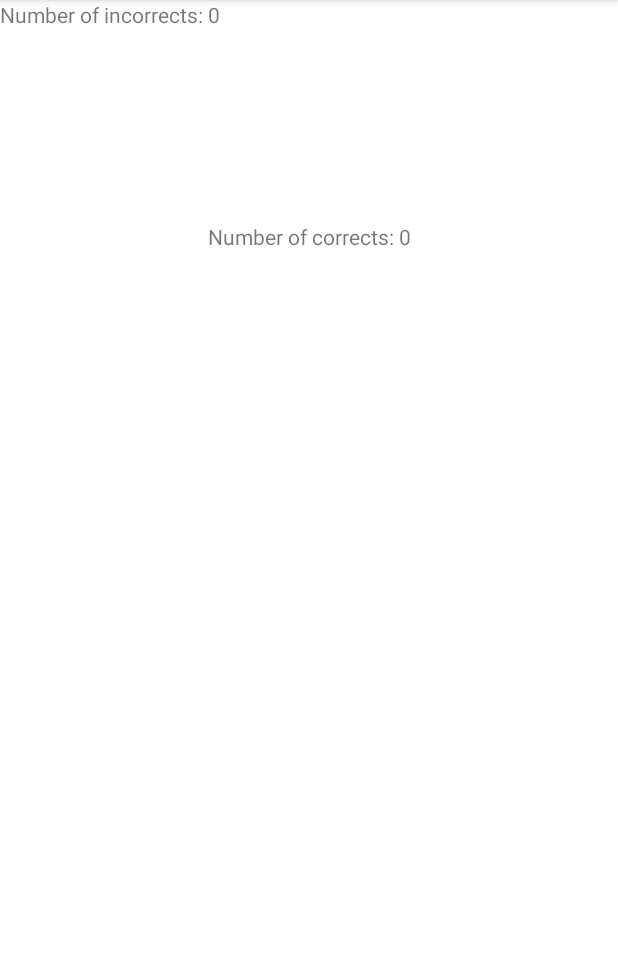
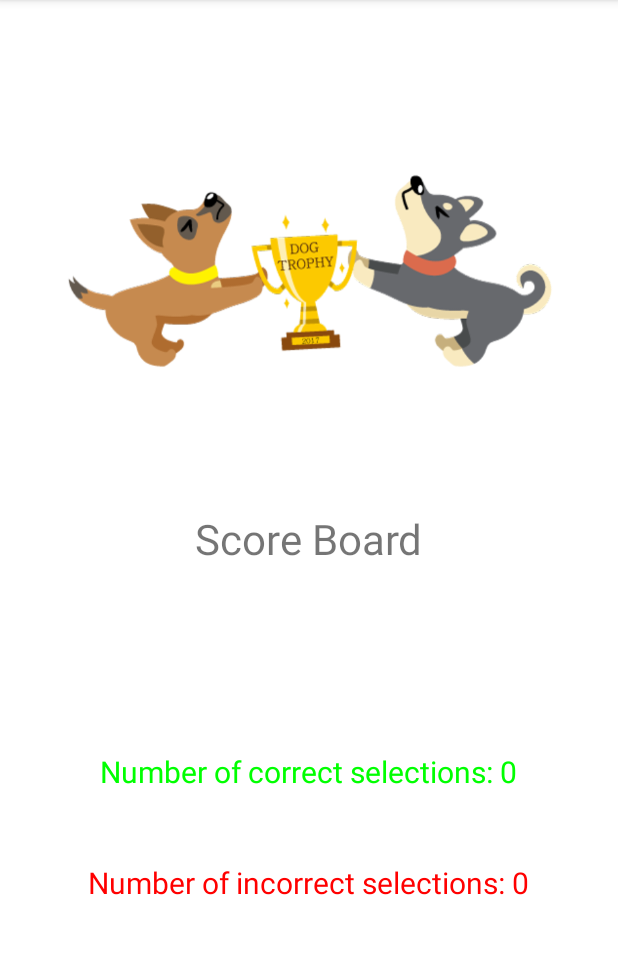
Before and after one commit to shemil076/Dog-Breed-App, an Android app: the SecondActivity screen opened directly, with no data from a screen before it, on a phone screen of 412 x 824 dp, the part 84-1038 px from its top. Run offline under Robolectric (Android 15) with nearby library versions, the phone set to English and light mode, and no system bars.

Commit message:
95% done in second activity

```diff
--- a/app/src/main/java/com/example/dogbreedapp/MainActivity.kt
+++ b/app/src/main/java/com/example/dogbreedapp/MainActivity.kt
@@ -83,7 +83,7 @@ class MainActivity : AppCompatActivity() {
         val result = findViewById<TextView>(R.id.lbl_result)
         val nextDogBtn = findViewById<Button>(R.id.btn_next)
         val finishBtn = findViewById<Button>(R.id.btnFinish)
-
+        val dogs = findViewById<ImageView>(R.id.dogs)
         loadDogs(lblMain, image1, image2, image3, lblRound, result)
 
         nextDogBtn.setOnClickListener {
@@ -115,6 +115,8 @@ class MainActivity : AppCompatActivity() {
             Toast.makeText(this, "Moving on...", Toast.LENGTH_SHORT).show()
             startActivity(secondActivityIntent)
         }
+
+        dogs.setImageResource(R.drawable.dogs)
 
     }
 
--- a/app/src/main/java/com/example/dogbreedapp/SecondActivity.kt
+++ b/app/src/main/java/com/example/dogbreedapp/SecondActivity.kt
@@ -1,7 +1,10 @@
 package com.example.dogbreedapp
 
+import android.graphics.Color
+import android.media.Image
 import androidx.appcompat.app.AppCompatActivity
 import android.os.Bundle
+import android.widget.ImageView
 import android.widget.TextView
 
 class SecondActivity : AppCompatActivity() {
@@ -15,9 +18,16 @@ class SecondActivity : AppCompatActivity() {
         var correctCount = intent.getIntExtra("correct",0)
         var incorrectCount = intent.getIntExtra("wrong",0)
 
-        displayCorrect.text = "Number of corrects: " + correctCount.toString()
-        displayWrong.text = "Number of incorrects: " + incorrectCount.toString()
+        var trophy = findViewById<ImageView>(R.id.trophy)
+        trophy.setImageResource(R.drawable.trophy)
 
 
+
+        displayCorrect.text = "Number of correct selections: " + correctCount.toString()
+        displayCorrect.setTextColor(Color.GREEN)
+
+        displayWrong.text = "Number of incorrect selections: " + incorrectCount.toString()
+
+        displayWrong.setTextColor(Color.RED)
     }
 }
--- a/app/src/main/res/layout/activity_main.xml
+++ b/app/src/main/res/layout/activity_main.xml
@@ -46,7 +46,7 @@
         android:layout_width="wrap_content"
         android:layout_height="wrap_content"
         android:text="@string/lbl_main"
-        android:textSize="20sp"
+        android:textSize="22sp"
         app:layout_constraintBottom_toBottomOf="parent"
         app:layout_constraintEnd_toEndOf="parent"
         app:layout_constraintHorizontal_bias="0.497"
@@ -72,7 +72,7 @@
         android:id="@+id/lbl_result"
         android:layout_width="wrap_content"
         android:layout_height="wrap_content"
-        android:layout_marginBottom="248dp"
+        android:layout_marginBottom="296dp"
         android:text="@string/result"
         android:textSize="20sp"
         android:textStyle="bold"
@@ -84,7 +84,7 @@
     <LinearLayout
         android:layout_width="345dp"
         android:layout_height="60dp"
-        android:layout_marginBottom="152dp"
+        android:layout_marginBottom="196dp"
         android:clipChildren="false"
         android:clipToPadding="false"
         android:orientation="horizontal"
@@ -104,7 +104,16 @@
             android:layout_width="148dp"
             android:layout_height="48dp"
             android:layout_marginLeft="50dp"
-            android:paddingLeft="20sp"
             android:text="@string/btn_finish" />
     </LinearLayout>
+
+    <ImageView
+        android:id="@+id/dogs"
+        android:layout_width="387dp"
+        android:layout_height="176dp"
+        app:layout_constraintBottom_toBottomOf="parent"
+        app:layout_constraintEnd_toEndOf="parent"
+        app:layout_constraintStart_toStartOf="parent"
+        tools:srcCompat="@tools:sample/avatars" />
+
 </androidx.constraintlayout.widget.ConstraintLayout>
--- a/app/src/main/res/layout/activity_second.xml
+++ b/app/src/main/res/layout/activity_second.xml
@@ -8,21 +8,54 @@
 
     <TextView
         android:id="@+id/correct"
-        android:layout_width="wrap_content"
-        android:layout_height="wrap_content"
-        android:layout_marginTop="148dp"
+        android:layout_width="406dp"
+        android:layout_height="51dp"
+        android:layout_marginBottom="216dp"
         android:text="@string/correct_Count"
+        android:textAlignment="center"
+        android:textSize="20sp"
+        app:layout_constraintBottom_toBottomOf="parent"
         app:layout_constraintEnd_toEndOf="parent"
+        app:layout_constraintHorizontal_bias="0.4"
+        app:layout_constraintStart_toStartOf="parent"
+        tools:ignore="SpeakableTextPresentCheck" />
+
+    <TextView
+        android:id="@+id/wrong"
+        android:layout_width="398dp"
+        android:layout_height="45dp"
+        android:layout_marginBottom="148dp"
+        android:text="@string/wrongCount"
+        android:textAlignment="center"
+        android:textSize="20sp"
+        app:layout_constraintBottom_toBottomOf="parent"
+        app:layout_constraintEnd_toEndOf="parent"
+        app:layout_constraintHorizontal_bias="0.461"
+        app:layout_constraintStart_toStartOf="parent"
+        tools:ignore="MissingConstraints,SpeakableTextPresentCheck" />
+
+    <TextView
+        android:id="@+id/lblSecore"
+        android:layout_width="202dp"
+        android:layout_height="43dp"
+        android:layout_marginTop="340dp"
+        android:text="@string/lbl_score"
+        android:textAlignment="center"
+        android:textSize="28sp"
+        app:layout_constraintEnd_toEndOf="parent"
+        app:layout_constraintHorizontal_bias="0.497"
         app:layout_constraintStart_toStartOf="parent"
         app:layout_constraintTop_toTopOf="parent" />
 
-    <TextView
-        android:id="@+id/wrong"
-        android:layout_width="wrap_content"
-        android:layout_height="wrap_content"
-        android:text="@string/wrongCount"
-        tools:layout_editor_absoluteX="178dp"
-        tools:layout_editor_absoluteY="226dp"
-        tools:ignore="MissingConstraints" />
+    <ImageView
+        android:id="@+id/trophy"
+        android:layout_width="325dp"
+        android:layout_height="216dp"
+        android:layout_marginTop="72dp"
+        app:layout_constraintEnd_toEndOf="parent"
+        app:layout_constraintHorizontal_bias="0.497"
+        app:layout_constraintStart_toStartOf="parent"
+        app:layout_constraintTop_toTopOf="parent"
+        tools:srcCompat="@tools:sample/avatars" />
 
 </androidx.constraintlayout.widget.ConstraintLayout>
--- a/app/src/main/res/values/strings.xml
+++ b/app/src/main/res/values/strings.xml
@@ -8,4 +8,5 @@
     <string name="btn_finish">Finish</string>
     <string name="correct_Count">" "</string>
     <string name="wrongCount">" "</string>
+    <string name="lbl_score">Score Board</string>
 </resources>
```
Also changed, not shown: app/src/main/res/drawable/dogs.png (added), app/src/main/res/drawable/trophy.png (added).
